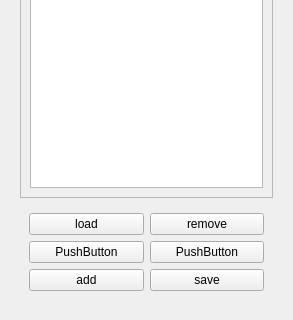
This is pathplanner.ui in oliversssf2/ui_app as Qt 5 draws it before an edit; both pictures show x 0 to 293 and y 451 to 771 of the 293 by 771 pixel window. The edited form follows.
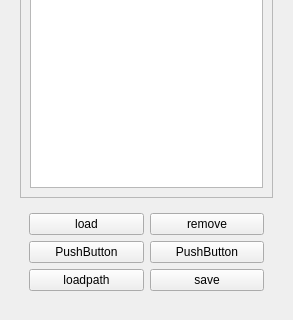
This is the edited form.

What changed in the file:
```diff
--- a/pathplanner.ui
+++ b/pathplanner.ui
@@ -175,7 +175,7 @@
          <item row="2" column="0">
           <widget class="QPushButton" name="pushButton_3">
            <property name="text">
-            <string>add</string>
+            <string>loadpath</string>
            </property>
           </widget>
          </item>
```
